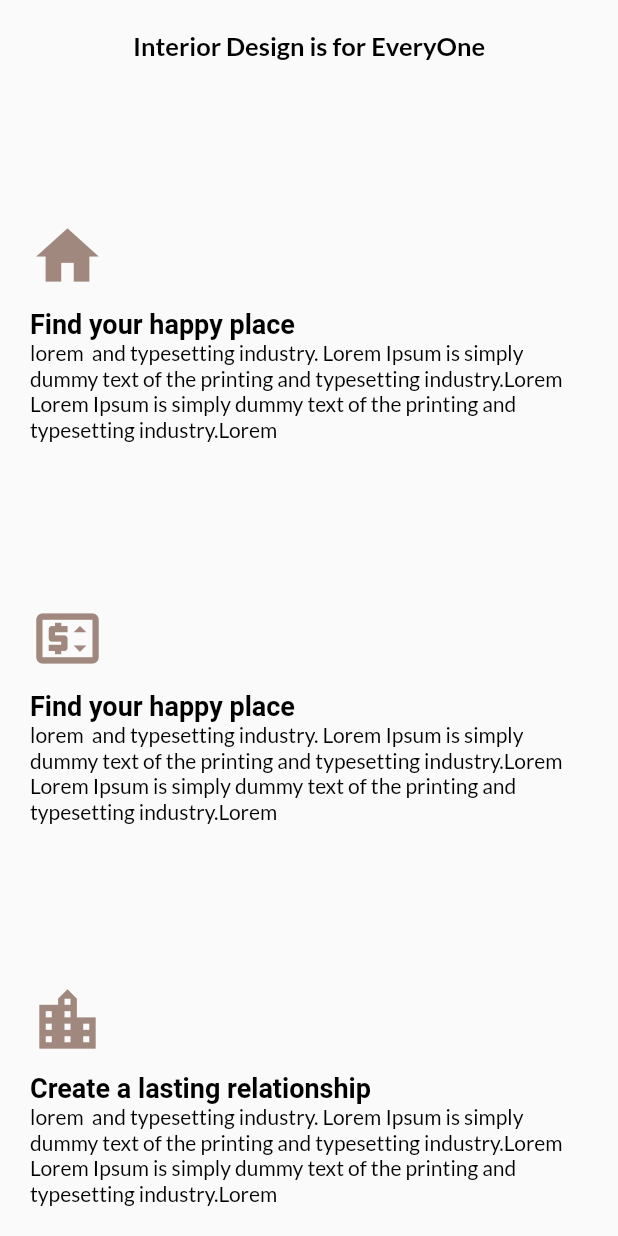
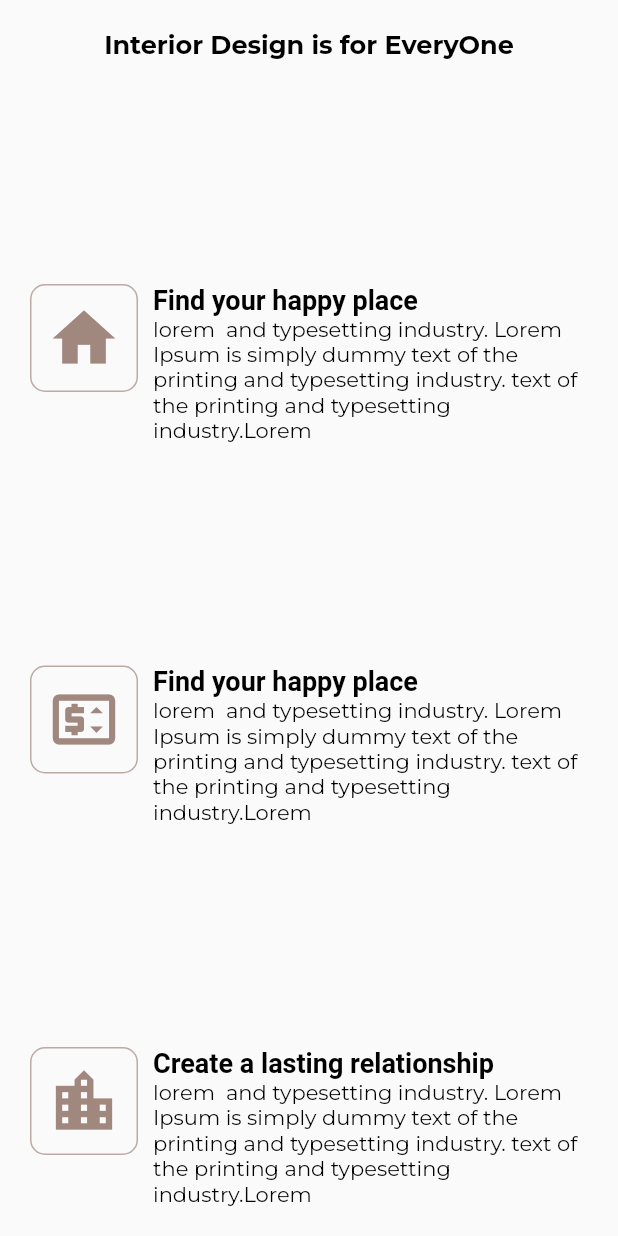
Before and after one commit to anasrasheed448/hotel_task, a Flutter app: the DescriptionScreen widget shown alone on an empty page, opened directly, on a phone screen of 412 x 824 dp. Run offline on Flutter 3.47's test engine with Material 2 defaults, Android fonts, the light colour scheme and no system bars; our stand-ins replace bottom_navy_bar, carousel_slider, font_awesome_flutter, google_fonts; missing offline and left inert: flutter_circular_text.

Commit message:
final3 descriptionScreenChanges and imageSize

```diff
--- a/lib/main.dart
+++ b/lib/main.dart
@@ -18,8 +18,10 @@ class MyApp extends StatelessWidget {
       debugShowCheckedModeBanner: false,
       title: 'Hotel',
       theme: ThemeData(
-        textTheme: GoogleFonts.latoTextTheme(Theme.of(context).textTheme)
-            .apply(bodyColor: Colors.black),
+        textTheme:
+            GoogleFonts.montserratTextTheme(Theme.of(context).textTheme).apply(
+          bodyColor: Colors.black,
+        ),
         appBarTheme: AppBarTheme(
           color: Colors.transparent,
           iconTheme: IconThemeData(color: Colors.black),
--- a/lib/screens/description_screen.dart
+++ b/lib/screens/description_screen.dart
@@ -18,17 +18,17 @@ class DescriptionScreen extends StatelessWidget {
             ),
           ),
           const DescriptionWidget(Icons.home, "Find your happy place\n",
-              "lorem  and typesetting industry. Lorem Ipsum is simply dummy text of the printing and typesetting industry.Lorem Lorem Ipsum is simply dummy text of the printing and typesetting industry.Lorem"),
+              "lorem  and typesetting industry. Lorem Ipsum is simply dummy text of the printing and typesetting industry. text of the printing and typesetting industry.Lorem"),
           // const SizedBox(height: 5),
           const DescriptionWidget(
               Icons.price_change_outlined,
               "Find your happy place\n",
-              "lorem  and typesetting industry. Lorem Ipsum is simply dummy text of the printing and typesetting industry.Lorem Lorem Ipsum is simply dummy text of the printing and typesetting industry.Lorem"),
+              "lorem  and typesetting industry. Lorem Ipsum is simply dummy text of the printing and typesetting industry. text of the printing and typesetting industry.Lorem"),
           // const SizedBox(height: 5),
           const DescriptionWidget(
               Icons.location_city,
               "Create a lasting relationship\n",
-              "lorem  and typesetting industry. Lorem Ipsum is simply dummy text of the printing and typesetting industry.Lorem Lorem Ipsum is simply dummy text of the printing and typesetting industry.Lorem"),
+              "lorem  and typesetting industry. Lorem Ipsum is simply dummy text of the printing and typesetting industry. text of the printing and typesetting industry.Lorem"),
           // const SizedBox(height: 10),
         ],
       ),
--- a/lib/screens/rating_screen.dart
+++ b/lib/screens/rating_screen.dart
@@ -11,8 +11,9 @@ class RatingScreen extends StatelessWidget {
   Widget build(BuildContext context) {
     return Column(
       children: [
-        Container(height: 400, child: img()),
+        Expanded(flex: 3, child: img()),
         Expanded(
+          flex: 5,
           child: Container(
             color: Colors.red.shade50,
             padding: const EdgeInsets.only(top: 10, left: 20, right: 10),
--- a/lib/widgets/description_widget.dart
+++ b/lib/widgets/description_widget.dart
@@ -1,4 +1,5 @@
 import 'package:flutter/material.dart';
+import 'package:task01/constants/style.dart';
 
 class DescriptionWidget extends StatelessWidget {
   final IconData icon;
@@ -13,23 +14,40 @@ class DescriptionWidget extends StatelessWidget {
       child: Column(
         crossAxisAlignment: CrossAxisAlignment.start,
         children: [
-          Icon(
+          Row(
+            crossAxisAlignment: CrossAxisAlignment.start,
+            children: [
+              Container(
+                padding: EdgeInsets.all(10),
+                decoration: BoxDecoration(
+                    borderRadius: BorderRadius.circular(10),
+                    border: Border.all(
+                      color: lightbrown,
+                      style: BorderStyle.solid,
+                    )),
+                child: Icon(
                   icon,
                   color: Colors.brown.shade300,
                   size: 50,
                 ),
-          const SizedBox(height: 10),
-          Text.rich(
+              ),
+              const SizedBox(width: 10),
+              Expanded(
+                flex: 2,
+                child: Text.rich(
                   TextSpan(
                     children: [
                       TextSpan(
                           text: heading,
-                    style:
-                        TextStyle(fontSize: 18, fontWeight: FontWeight.bold)),
+                          style: TextStyle(
+                              fontSize: 18, fontWeight: FontWeight.bold)),
                       TextSpan(text: description)
                     ],
                   ),
                 ),
+              ),
+            ],
+          )
         ],
       ),
     );
```
Also changed, not shown: lib/constants/style.dart (+3 -6 lines), lib/screens/partners_screen.dart (+7 -14 lines), lib/screens/style_quiz_screen.dart (+7 -10 lines). Lines whose indentation alone changed are shown as unchanged.
